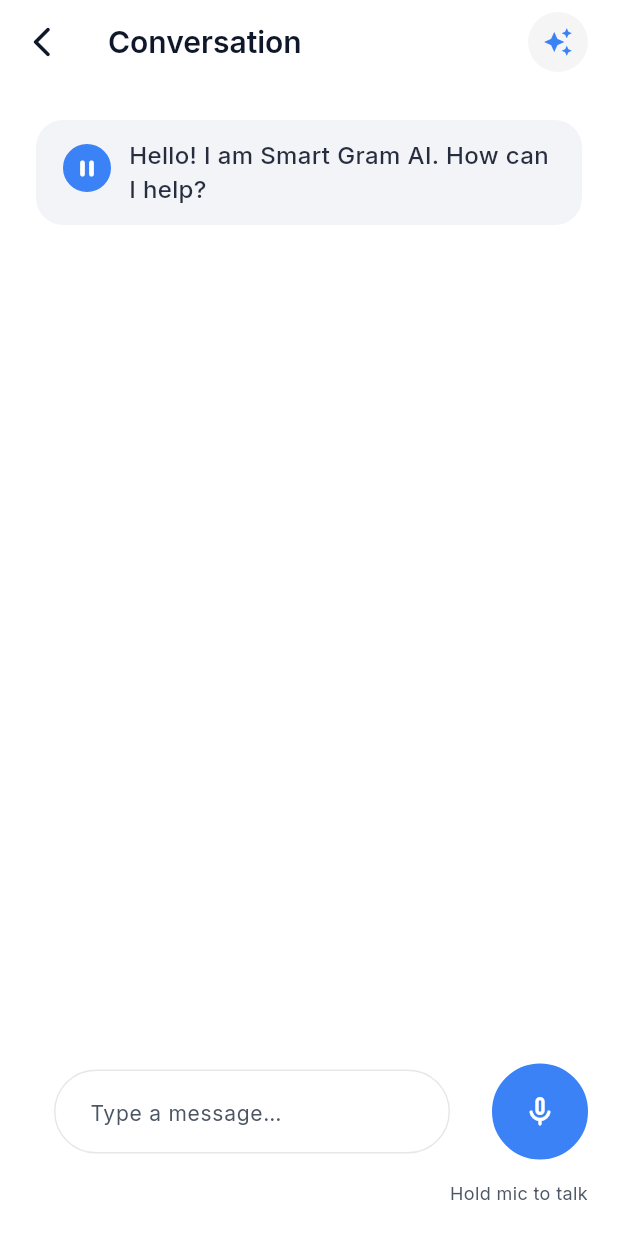
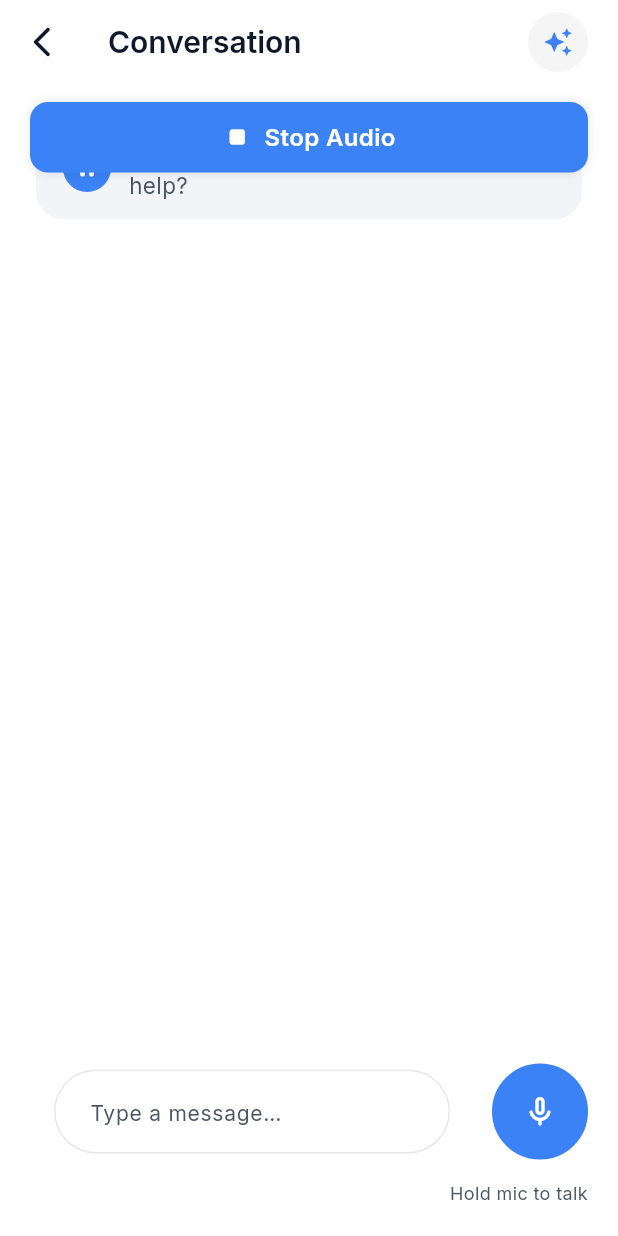
Before and after one commit to DevangGentyal/smart-gram-ai, a Flutter app: the ChatPage screen opened directly with empty values, after a tap on the "play arrow" icon, on a phone screen of 412 x 824 dp. Run offline on Flutter 3.47's test engine with Material 3 defaults, Android fonts, the phone set to English and light mode, and no system bars; drawn by our look-alikes of flutter_markdown; our stand-ins replace flutter_riverpod, flutter_tts, go_router, google_fonts, permission_handler, speech_to_text.

Commit message:
Enhacned Backend Prompts and Frontend Chat UI

```diff
--- a/frontend/lib/features/chat/chat_bubble_ai.dart
+++ b/frontend/lib/features/chat/chat_bubble_ai.dart
@@ -1,7 +1,6 @@
 import 'package:flutter/material.dart';
 import '../../core/colors.dart';
-import '../../core/typography.dart';
-
+import 'package:flutter_markdown/flutter_markdown.dart';
 
 class AiChatBubble extends StatelessWidget {
   const AiChatBubble({
@@ -14,6 +13,24 @@ class AiChatBubble extends StatelessWidget {
   final String text;
   final bool isPlaying;
   final VoidCallback onPlayPause;
+
+  Widget buildStyledText(String text) {
+    return MarkdownBody(
+      data: text,
+      styleSheet: MarkdownStyleSheet(
+        p: const TextStyle(fontSize: 15, height: 1.4),
+        strong: const TextStyle(fontWeight: FontWeight.bold),
+        listBullet: TextStyle(
+          fontSize: 18,
+          height: 1.4,
+          color: Colors.black87,
+        ),
+        h1: const TextStyle(fontSize: 22, fontWeight: FontWeight.bold),
+        h2: const TextStyle(fontSize: 20, fontWeight: FontWeight.w600),
+        h3: const TextStyle(fontSize: 18, fontWeight: FontWeight.w600),
+      ),
+    );
+  }
 
   @override
   Widget build(BuildContext context) {
@@ -53,12 +70,7 @@ class AiChatBubble extends StatelessWidget {
 
             // Text
             Expanded(
-              child: Text(
-                text,
-                style: AppTypography.textTheme.bodyLarge!.copyWith(
-                  color: AppColors.textPrimary.withOpacity(0.9),
-                ),
-              ),
+              child: buildStyledText(text),
             ),
           ],
         ),
--- a/frontend/lib/features/chat/chat_page.dart
+++ b/frontend/lib/features/chat/chat_page.dart
@@ -36,8 +36,10 @@ class _ChatPageState extends ConsumerState<ChatPage> {
 
   void _scrollToBottom() {
     if (!_scrollController.hasClients) return;
+
     _scrollController.animateTo(
-      _scrollController.position.maxScrollExtent + 120,
+      _scrollController.position.maxScrollExtent -
+          300, // scroll to TOP of new bubble
       duration: const Duration(milliseconds: 300),
       curve: Curves.easeOut,
     );
@@ -84,7 +86,9 @@ class _ChatPageState extends ConsumerState<ChatPage> {
         ],
       ),
       body: SafeArea(
-        child: Column(
+        child: Stack(
+          children: [
+            Column(
               children: [
                 Expanded(
                   child: ListView.builder(
@@ -113,12 +117,57 @@ class _ChatPageState extends ConsumerState<ChatPage> {
                   onSend: _handleSend,
                   isRecording: chatState.isRecording,
                   micLevel: chatState.micLevel, // NEW
-              onMicHoldStart: () =>
-                  ref.read(chatControllerProvider.notifier).startListening(),
+                  onMicHoldStart: () => ref
+                      .read(chatControllerProvider.notifier)
+                      .startListening(),
                   onMicHoldEnd: () =>
                       ref.read(chatControllerProvider.notifier).stopListening(),
-              onMicCancelled: () =>
-                  ref.read(chatControllerProvider.notifier).cancelListening(),
+                  onMicCancelled: () => ref
+                      .read(chatControllerProvider.notifier)
+                      .cancelListening(),
+                ),
+              ],
+            ),
+            // Floating STOP AUDIO bar
+            if (ref.watch(chatControllerProvider.notifier).isAnyAudioPlaying)
+              Positioned(
+                top: 12,
+                left: 20,
+                right: 20,
+                child: GestureDetector(
+                  onTap: () {
+                    ref.read(chatControllerProvider.notifier).stopAllAudio();
+                  },
+                  child: Container(
+                    padding: const EdgeInsets.symmetric(
+                        vertical: 12, horizontal: 20),
+                    decoration: BoxDecoration(
+                      color: AppColors.primary,
+                      borderRadius: BorderRadius.circular(12),
+                      boxShadow: [
+                        BoxShadow(
+                          color: Colors.black.withOpacity(0.1),
+                          blurRadius: 6,
+                        )
+                      ],
+                    ),
+                    child: const Row(
+                      mainAxisAlignment: MainAxisAlignment.center,
+                      children: [
+                        Icon(Icons.stop_rounded, color: Colors.white, size: 20),
+                        SizedBox(width: 8),
+                        Text(
+                          "Stop Audio",
+                          style: TextStyle(
+                            color: Colors.white,
+                            fontSize: 16,
+                            fontWeight: FontWeight.w600,
+                          ),
+                        )
+                      ],
+                    ),
+                  ),
+                ),
               ),
           ],
         ),
--- a/frontend/pubspec.yaml
+++ b/frontend/pubspec.yaml
@@ -43,6 +43,7 @@ dependencies:
   permission_handler: ^11.0.1
   http: ^1.6.0
   flutter_dotenv: ^6.0.0
+  flutter_markdown: ^0.6.14
 
 
 dev_dependencies:
```
Also changed, not shown: frontend/lib/features/chat/chat_controller.dart (+29 -2 lines), frontend/pubspec.lock, 1 other file. Lines whose indentation alone changed are shown as unchanged.
